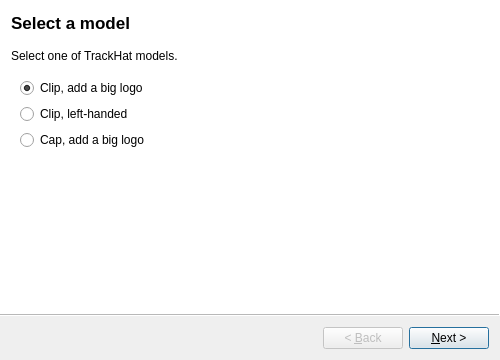
The window that facetracknoir/trackhat-wizard.ui (opentrack/opentrack) describes before a commit, drawn with Qt 5.
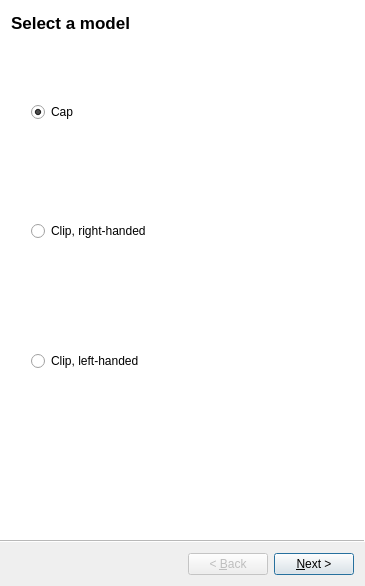
The same window after the commit. Icons and pictures are not drawn.

Commit message: trackhat-ui: use final images in wizard/ui

```diff
--- a/facetracknoir/trackhat-wizard.ui
+++ b/facetracknoir/trackhat-wizard.ui
@@ -6,8 +6,8 @@
    <rect>
     <x>0</x>
     <y>0</y>
-    <width>500</width>
-    <height>360</height>
+    <width>365</width>
+    <height>586</height>
    </rect>
   </property>
   <property name="modal">
@@ -23,34 +23,122 @@
    <property name="title">
     <string>Select a model</string>
    </property>
-   <layout class="QGridLayout" name="gridLayout_6">
-    <item row="0" column="0">
-     <widget class="QLabel" name="label_5">
-      <property name="text">
-       <string>Select one of TrackHat models.</string>
-      </property>
-     </widget>
-    </item>
-    <item row="1" column="0">
-     <widget class="QGroupBox" name="groupBox">
+   <layout class="QVBoxLayout" name="verticalLayout">
+    <item>
+     <widget class="QFrame" name="frame_7">
       <property name="styleSheet">
-       <string notr="true">QGroupBox { border: 0; }</string>
+       <string notr="true">QFrame {
+	border: 0;
+	background: transparent;
+}</string>
       </property>
-      <property name="title">
-       <string/>
-      </property>
-      <layout class="QGridLayout" name="gridLayout_5">
-       <item row="2" column="0">
-        <widget class="QRadioButton" name="cap_model">
+      <layout class="QGridLayout" name="gridLayout">
+       <property name="leftMargin">
+        <number>20</number>
+       </property>
+       <property name="bottomMargin">
+        <number>12</number>
+       </property>
+       <property name="spacing">
+        <number>0</number>
+       </property>
+       <item row="0" column="1">
+        <widget class="QLabel" name="label_12">
+         <property name="sizePolicy">
+          <sizepolicy hsizetype="Fixed" vsizetype="Fixed">
+           <horstretch>0</horstretch>
+           <verstretch>0</verstretch>
+          </sizepolicy>
+         </property>
+         <property name="minimumSize">
+          <size>
+           <width>120</width>
+           <height>108</height>
+          </size>
+         </property>
+         <property name="maximumSize">
+          <size>
+           <width>120</width>
+           <height>108</height>
+          </size>
+         </property>
          <property name="text">
-          <string>Cap, add a big logo</string>
+          <string/>
+         </property>
+         <property name="pixmap">
+          <pixmap resource="ui-res.qrc">:/images/trackhat-hat.png</pixmap>
+         </property>
+         <property name="scaledContents">
+          <bool>true</bool>
+         </property>
+        </widget>
+       </item>
+       <item row="1" column="1">
+        <widget class="QLabel" name="label_46">
+         <property name="sizePolicy">
+          <sizepolicy hsizetype="Fixed" vsizetype="Fixed">
+           <horstretch>0</horstretch>
+           <verstretch>0</verstretch>
+          </sizepolicy>
+         </property>
+         <property name="minimumSize">
+          <size>
+           <width>130</width>
+           <height>130</height>
+          </size>
+         </property>
+         <property name="maximumSize">
+          <size>
+           <width>130</width>
+           <height>130</height>
+          </size>
+         </property>
+         <property name="text">
+          <string/>
+         </property>
+         <property name="pixmap">
+          <pixmap resource="ui-res.qrc">:/images/trackhat-clip-right.png</pixmap>
+         </property>
+         <property name="scaledContents">
+          <bool>true</bool>
+         </property>
+        </widget>
+       </item>
+       <item row="2" column="1">
+        <widget class="QLabel" name="label_48">
+         <property name="sizePolicy">
+          <sizepolicy hsizetype="Fixed" vsizetype="Fixed">
+           <horstretch>0</horstretch>
+           <verstretch>0</verstretch>
+          </sizepolicy>
+         </property>
+         <property name="minimumSize">
+          <size>
+           <width>130</width>
+           <height>130</height>
+          </size>
+         </property>
+         <property name="maximumSize">
+          <size>
+           <width>130</width>
+           <height>130</height>
+          </size>
+         </property>
+         <property name="text">
+          <string/>
+         </property>
+         <property name="pixmap">
+          <pixmap resource="ui-res.qrc">:/images/trackhat-clip-left.png</pixmap>
+         </property>
+         <property name="scaledContents">
+          <bool>true</bool>
          </property>
         </widget>
        </item>
        <item row="0" column="0">
-        <widget class="QRadioButton" name="clip_model">
+        <widget class="QRadioButton" name="cap_model">
          <property name="text">
-          <string>Clip, add a big logo</string>
+          <string>Cap</string>
          </property>
          <property name="checked">
           <bool>true</bool>
@@ -58,6 +146,16 @@
         </widget>
        </item>
        <item row="1" column="0">
+        <widget class="QRadioButton" name="clip_model">
+         <property name="text">
+          <string>Clip, right-handed</string>
+         </property>
+         <property name="checked">
+          <bool>false</bool>
+         </property>
+        </widget>
+       </item>
+       <item row="2" column="0">
         <widget class="QRadioButton" name="clip_model_left">
          <property name="text">
           <string>Clip, left-handed</string>
```
Left out of the diff: 4 changed lines with no effect on the pictures. The commit also changes 7 other files.
